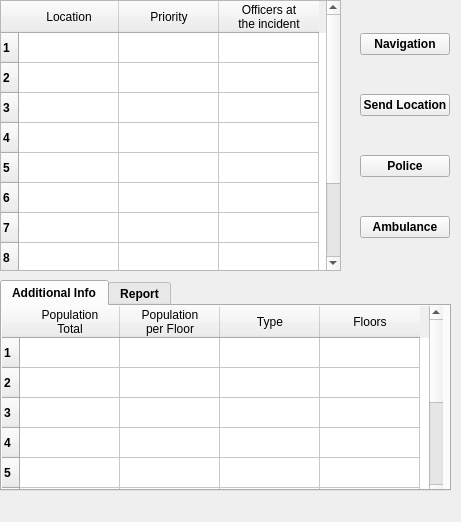
The window that 2016_Group2_/EvaQ8/EvaQ8_dockwidget_base.ui (langelova/2016_Group2_) describes before a commit, drawn with Qt 5.
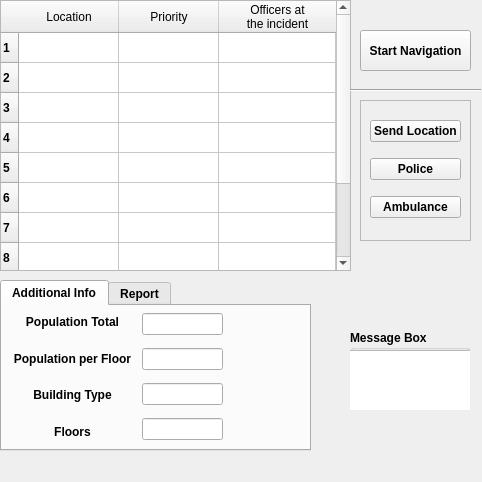
The same window after the commit. The open tabs and pages were chosen to show the change.

```diff
--- a/2016_Group2_/EvaQ8/EvaQ8_dockwidget_base.ui
+++ b/2016_Group2_/EvaQ8/EvaQ8_dockwidget_base.ui
@@ -6,12 +6,12 @@
    <rect>
     <x>0</x>
     <y>0</y>
-    <width>461</width>
-    <height>522</height>
+    <width>482</width>
+    <height>482</height>
    </rect>
   </property>
   <property name="sizePolicy">
-   <sizepolicy hsizetype="Minimum" vsizetype="Preferred">
+   <sizepolicy hsizetype="Fixed" vsizetype="Fixed">
     <horstretch>0</horstretch>
     <verstretch>0</verstretch>
    </sizepolicy>
@@ -32,10 +32,15 @@
      <rect>
       <x>0</x>
       <y>0</y>
-      <width>341</width>
+      <width>351</width>
       <height>271</height>
      </rect>
     </property>
+    <property name="font">
+     <font>
+      <family>MS Shell Dlg 2</family>
+     </font>
+    </property>
     <property name="autoFillBackground">
      <bool>false</bool>
     </property>
@@ -57,6 +62,9 @@
     <attribute name="horizontalHeaderCascadingSectionResizes">
      <bool>false</bool>
     </attribute>
+    <attribute name="horizontalHeaderStretchLastSection">
+     <bool>true</bool>
+    </attribute>
     <row/>
     <row/>
     <row/>
@@ -89,8 +97,8 @@
      <rect>
       <x>0</x>
       <y>280</y>
-      <width>451</width>
-      <height>211</height>
+      <width>311</width>
+      <height>171</height>
      </rect>
     </property>
     <property name="currentIndex">
@@ -100,74 +108,81 @@
      <attribute name="title">
       <string>Additional Info</string>
      </attribute>
-     <widget class="QTableWidget" name="table_add_info">
+     <widget class="QWidget" name="verticalLayoutWidget_4">
       <property name="geometry">
        <rect>
         <x>0</x>
         <y>0</y>
-        <width>441</width>
-        <height>192</height>
+        <width>141</width>
+        <height>141</height>
        </rect>
       </property>
-      <property name="maximumSize">
-       <size>
-        <width>16777215</width>
-        <height>16777215</height>
-       </size>
-      </property>
-      <property name="frameShape">
-       <enum>QFrame::Box</enum>
-      </property>
-      <property name="frameShadow">
-       <enum>QFrame::Sunken</enum>
-      </property>
-      <property name="lineWidth">
-       <number>0</number>
-      </property>
-      <property name="rowCount">
-       <number>10</number>
-      </property>
-      <attribute name="horizontalHeaderDefaultSectionSize">
-       <number>100</number>
-      </attribute>
-      <attribute name="horizontalHeaderMinimumSectionSize">
-       <number>10</number>
-      </attribute>
-      <attribute name="verticalHeaderDefaultSectionSize">
-       <number>30</number>
-      </attribute>
-      <row/>
-      <row/>
-      <row/>
-      <row/>
-      <row/>
-      <row/>
-      <row/>
-      <row/>
-      <row/>
-      <row/>
-      <column>
+      <layout class="QVBoxLayout" name="verticalLayout_4">
+       <item>
+        <widget class="QLabel" name="label_2">
+         <property name="text">
+          <string>Population Total</string>
+         </property>
+         <property name="alignment">
+          <set>Qt::AlignCenter</set>
+         </property>
+        </widget>
+       </item>
+       <item>
+        <widget class="QLabel" name="label_3">
        <property name="text">
-        <string>Population 
-Total</string>
-       </property>
-      </column>
-      <column>
-       <property name="text">
-        <string>Population
-per Floor</string>
-       </property>
-      </column>
-      <column>
+          <string>Population per Floor</string>
+         </property>
+         <property name="alignment">
+          <set>Qt::AlignCenter</set>
+         </property>
+        </widget>
+       </item>
+       <item>
+        <widget class="QLabel" name="label_4">
        <property name="text">
-        <string>Type</string>
-       </property>
-      </column>
-      <column>
+          <string>Building Type</string>
+         </property>
+         <property name="alignment">
+          <set>Qt::AlignCenter</set>
+         </property>
+        </widget>
+       </item>
+       <item>
+        <widget class="QLabel" name="label">
        <property name="text">
         <string>Floors</string>
        </property>
-      </column>
+         <property name="alignment">
+          <set>Qt::AlignCenter</set>
+         </property>
+        </widget>
+       </item>
+      </layout>
+     </widget>
+     <widget class="QWidget" name="verticalLayoutWidget_5">
+      <property name="geometry">
+       <rect>
+        <x>140</x>
+        <y>0</y>
+        <width>81</width>
+        <height>141</height>
+       </rect>
+      </property>
+      <layout class="QVBoxLayout" name="verticalLayout_5">
+       <item>
+        <widget class="QLineEdit" name="lineEdit_4"/>
+       </item>
+       <item>
+        <widget class="QLineEdit" name="lineEdit_3"/>
+       </item>
+       <item>
+        <widget class="QLineEdit" name="lineEdit_2"/>
+       </item>
+       <item>
+        <widget class="QLineEdit" name="lineEdit"/>
+       </item>
+      </layout>
      </widget>
     </widget>
     <widget class="QWidget" name="Report">
@@ -295,23 +310,63 @@
      </widget>
     </widget>
    </widget>
+   <widget class="QPushButton" name="Navigation">
+    <property name="geometry">
+     <rect>
+      <x>360</x>
+      <y>30</y>
+      <width>111</width>
+      <height>41</height>
+     </rect>
+    </property>
+    <property name="text">
+     <string>Start Navigation</string>
+    </property>
+    <property name="iconSize">
+     <size>
+      <width>20</width>
+      <height>20</height>
+     </size>
+    </property>
+   </widget>
+   <widget class="Line" name="line">
+    <property name="geometry">
+     <rect>
+      <x>350</x>
+      <y>80</y>
+      <width>131</width>
+      <height>20</height>
+     </rect>
+    </property>
+    <property name="orientation">
+     <enum>Qt::Horizontal</enum>
+    </property>
+   </widget>
+   <widget class="QFrame" name="frame">
+    <property name="geometry">
+     <rect>
+      <x>360</x>
+      <y>100</y>
+      <width>111</width>
+      <height>141</height>
+     </rect>
+    </property>
+    <property name="frameShape">
+     <enum>QFrame::StyledPanel</enum>
+    </property>
+    <property name="frameShadow">
+     <enum>QFrame::Raised</enum>
+    </property>
    <widget class="QWidget" name="verticalLayoutWidget">
     <property name="geometry">
      <rect>
-      <x>360</x>
-      <y>0</y>
-      <width>90</width>
-      <height>271</height>
+       <x>10</x>
+       <y>10</y>
+       <width>91</width>
+       <height>121</height>
      </rect>
     </property>
     <layout class="QVBoxLayout" name="verticalLayout">
-     <item>
-      <widget class="QPushButton" name="Navigation">
-       <property name="text">
-        <string>Navigation</string>
-       </property>
-      </widget>
-     </item>
      <item>
       <widget class="QPushButton" name="Send_Location">
        <property name="text">
@@ -335,6 +390,39 @@
      </item>
     </layout>
    </widget>
+    <zorder>line</zorder>
+    <zorder>verticalLayoutWidget</zorder>
+   </widget>
+   <widget class="QGroupBox" name="groupBox">
+    <property name="geometry">
+     <rect>
+      <x>350</x>
+      <y>330</y>
+      <width>120</width>
+      <height>80</height>
+     </rect>
+    </property>
+    <property name="title">
+     <string>Message Box</string>
+    </property>
+    <widget class="QTextEdit" name="textEdit">
+     <property name="geometry">
+      <rect>
+       <x>-10</x>
+       <y>20</y>
+       <width>131</width>
+       <height>61</height>
+      </rect>
+     </property>
+    </widget>
+   </widget>
+   <zorder>Main_table</zorder>
+   <zorder>tabWidget</zorder>
+   <zorder>label_5</zorder>
+   <zorder>Navigation</zorder>
+   <zorder>line</zorder>
+   <zorder>frame</zorder>
+   <zorder>groupBox</zorder>
   </widget>
  </widget>
  <resources/>
```
Left out of the diff: 14 changed lines with no effect on the pictures. Lines whose indentation alone changed are shown as unchanged.
